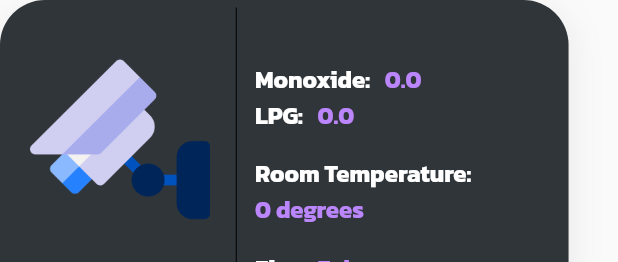
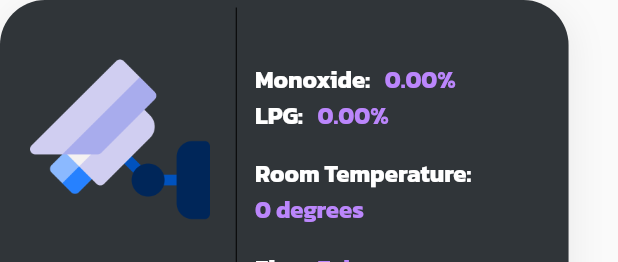
Before and after one commit to Hub-Varith/GuideAndVacuate, a Flutter app: the CameraCard widget shown alone on an empty page, opened directly with empty values, on a phone screen of 412 x 824 dp. Shown: the top 262 px of the screen. Run offline on Flutter 3.47's test engine with Material 2 defaults, Android fonts, the phone set to English and light mode, and no system bars; our stand-ins replace cloud_firestore, firebase_auth, firebase_core, firebase_database, google_fonts, permission_handler; missing offline and left inert: flutter_ble_lib, flutter_ibm_watson, soundpool; accounts and stored records are empty.

Commit message:
rounded values for Camera Cards

```diff
--- a/lib/Custom/camera_card.dart
+++ b/lib/Custom/camera_card.dart
@@ -45,11 +45,11 @@ class CameraCard extends StatelessWidget {
               children: <Widget>[
                 Row(children: <Widget>[
                   Text("Monoxide:   ", style: standardWhiteDetail,),
-                  Text(monoxide.toString() + " ", style: standardPurpleDetail)
+                  Text(monoxide.toStringAsFixed(2) + "%", style: standardPurpleDetail)
                 ],),
                 Row(children: <Widget>[
                   Text("LPG:   ", style: standardWhiteDetail,),
-                  Text(lpg.toString() + " ", style: standardPurpleDetail)
+                  Text(lpg.toStringAsFixed(2) + "%", style: standardPurpleDetail)
                 ],),
                 SizedBox(height: 15,),
                 Text("Room Temperature:   ", style: standardWhiteDetail,),
```
